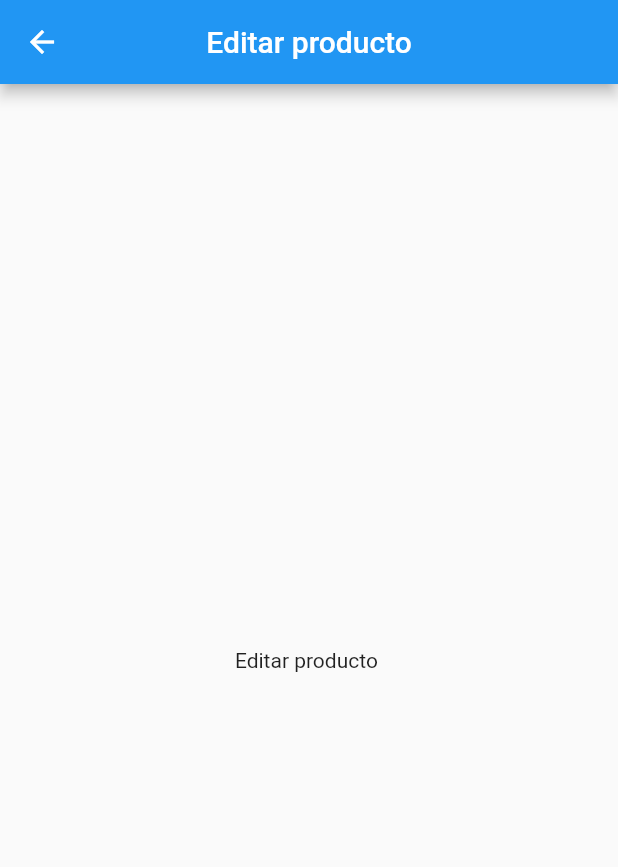
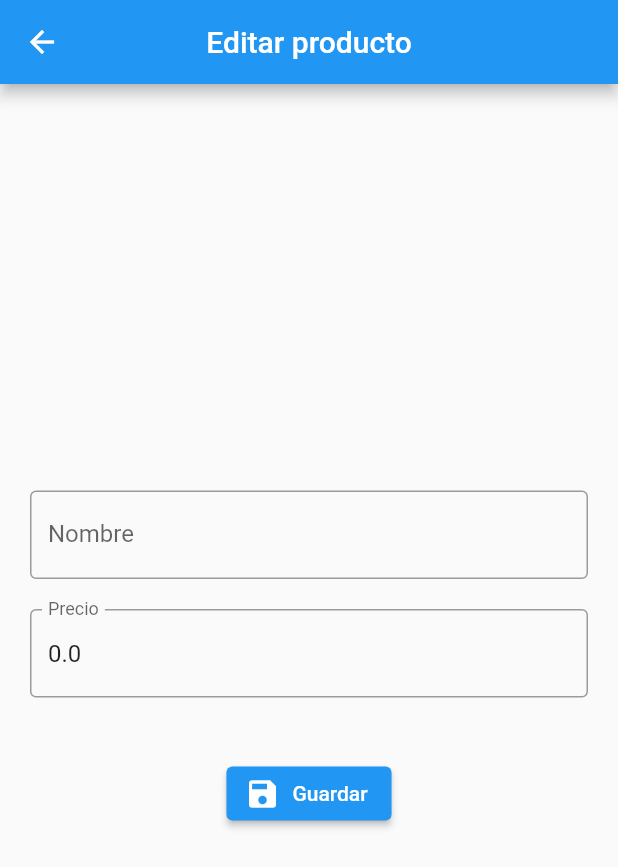
Before and after one commit to ederjgb94/fluttertopicos7am, a Flutter app: the EditarProducto screen opened directly with empty values, on a phone screen of 412 x 824 dp. Shown: the top 867 px of the screen. Run offline on Flutter 3.47's test engine with Material 2 defaults, Android fonts, the phone set to English and light mode, and no system bars; our stand-ins replace delayed_display, hive, hive_flutter; missing offline and left inert: shrink_sidemenu; accounts and stored records are empty; statements that could not run were skipped.

Commit message:
crud producto mediante index PutAt en hive

```diff
--- a/lib/vistas/editar_producto.dart
+++ b/lib/vistas/editar_producto.dart
@@ -2,9 +2,11 @@ import 'package:flutter/material.dart';
 import 'package:prueba1/modelos/producto_model.dart';
 
 class EditarProducto extends StatelessWidget {
+  final TextEditingController nombreController = TextEditingController();
+  final TextEditingController precioController = TextEditingController();
   final int index;
   final Producto producto;
-  const EditarProducto({
+  EditarProducto({
     super.key,
     required this.index,
     required this.producto,
@@ -18,7 +20,50 @@ class EditarProducto extends StatelessWidget {
         centerTitle: true,
       ),
       body: Center(
-        child: Text('Editar producto ${producto.nombre}'),
+        child: SingleChildScrollView(
+          padding: const EdgeInsets.symmetric(
+            horizontal: 20,
+          ),
+          child: Column(
+            children: [
+              TextField(
+                controller: nombreController..text = producto.nombre,
+                decoration: const InputDecoration(
+                  border: OutlineInputBorder(),
+                  labelText: 'Nombre',
+                ),
+                onChanged: (value) {
+                  producto.nombre = value;
+                },
+              ),
+              const SizedBox(
+                height: 20,
+              ),
+              TextField(
+                controller: precioController..text = producto.precio.toString(),
+                keyboardType: TextInputType.number,
+                decoration: const InputDecoration(
+                  border: OutlineInputBorder(),
+                  labelText: 'Precio',
+                ),
+                onChanged: (value) {
+                  producto.precio = double.parse(value);
+                },
+              ),
+              const SizedBox(
+                height: 40,
+              ),
+              ElevatedButton.icon(
+                onPressed: () {
+                  producto.update(index);
+                  Navigator.pop(context);
+                },
+                icon: const Icon(Icons.save),
+                label: const Text('Guardar'),
+              ),
+            ],
+          ),
+        ),
       ),
     );
   }
--- a/lib/vistas/guardar_producto.dart
+++ b/lib/vistas/guardar_producto.dart
@@ -36,6 +36,8 @@ class GuardarProducto extends StatelessWidget {
                   nombre: nombre,
                   precio: precio,
                 );
+
+                Navigator.pop(context);
               },
               child: const Text('Guardar'),
             ),
```
Also changed, not shown: lib/controladores/editar_producto_controller.dart (added, +8 -0 lines), lib/controladores/ver_productos_controller.dart (+6 -2 lines), lib/modelos/producto_model.dart (+10 -0 lines), lib/vistas/ver_productos.dart (+37 -6 lines).
